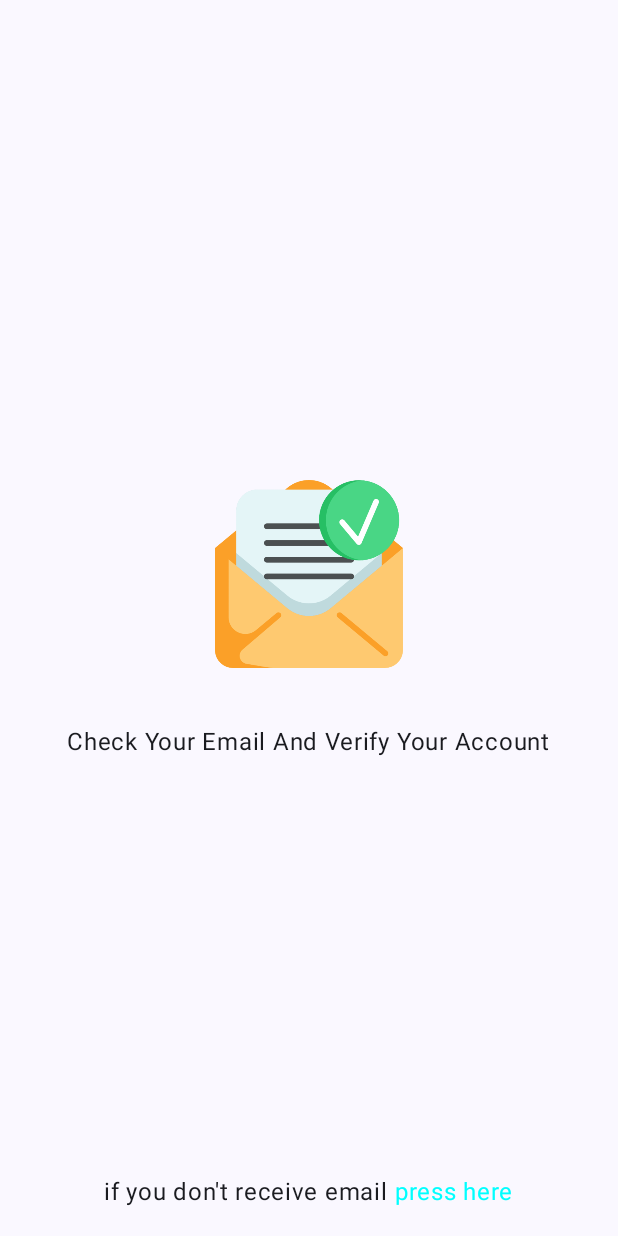
After one commit to AK2000YY/LearnArithmeticOperations, an Android app built with Jetpack Compose: the composable VerificationScreen called with empty values, on a phone screen of 412 x 824 dp. The commit adds this screen. Run offline under Robolectric (Android 15) with nearby library versions, the phone set to English and light mode, and no system bars; our stand-ins replace Dagger/Hilt's generated code, Firebase (no records; nobody signed in at launch, a user with empty details on screens opened directly).

Commit message:
I add a verify screen but i have a problem

```diff
--- a/app/src/main/java/com/example/learnarithmeticoperations/core/Constants.kt
+++ b/app/src/main/java/com/example/learnarithmeticoperations/core/Constants.kt
@@ -2,9 +2,11 @@ package com.example.learnarithmeticoperations.core
 
 object Constants {
     //Screens
+    const val SEND_OR_NOT = "sendOrNot"
     //register route
     const val REGISTER_ROUTE = "register route"
     const val WELCOME_SCREEN = "welcome screen"
+    const val VERIFICATION_SCREEN = "verification screen/{$SEND_OR_NOT}"
     const val LOGIN_OR_SIGNUP = "login or sign up"
     //my app route
 
--- a/app/src/main/java/com/example/learnarithmeticoperations/navigation/graphs/MyAppGraph.kt
+++ b/app/src/main/java/com/example/learnarithmeticoperations/navigation/graphs/MyAppGraph.kt
@@ -11,6 +11,8 @@ import androidx.navigation.NavGraphBuilder
 import androidx.navigation.NavHostController
 import androidx.navigation.compose.composable
 import androidx.navigation.compose.navigation
+import com.google.firebase.Firebase
+import com.google.firebase.auth.auth
 
 fun NavGraphBuilder.myAppGraph(
     navController: NavHostController
@@ -26,7 +28,7 @@ fun NavGraphBuilder.myAppGraph(
                 contentAlignment = Alignment.Center
             ) {
                Text(
-                   text = "Test Complete",
+                   text = Firebase.auth.currentUser?.displayName!!,
                    style = MaterialTheme.typography.bodyLarge,
                    fontSize = 40.sp
                )
--- a/app/src/main/java/com/example/learnarithmeticoperations/presentation/signupOrLogin/LoginOrSignupScreen.kt
+++ b/app/src/main/java/com/example/learnarithmeticoperations/presentation/signupOrLogin/LoginOrSignupScreen.kt
@@ -16,6 +16,7 @@ fun LoginOrSignupScreen(
     modifier: Modifier = Modifier,
     toMyApp: () -> Unit,
     closeApp: () -> Unit,
+    toVerifyScreen: () -> Unit,
     viewModel: LoginOrSignupViewModel = hiltViewModel()
 ) {
     Scaffold(
@@ -56,7 +57,9 @@ fun LoginOrSignupScreen(
             viewModel.showToast(LocalContext.current, e)
         }
         is Response.Success -> loginOrSignupResponse.apply {
-            toMyApp()
+            if(viewModel.methodType == "login")
+                toMyApp()
+            else toVerifyScreen()
         }
     }
 }
--- a/app/src/main/java/com/example/learnarithmeticoperations/presentation/signupOrLogin/LoginOrSignupViewModel.kt
+++ b/app/src/main/java/com/example/learnarithmeticoperations/presentation/signupOrLogin/LoginOrSignupViewModel.kt
@@ -36,6 +36,7 @@ class LoginOrSignupViewModel @Inject constructor(
     fun editPasswordSignup(value: String){ passwordSignup = value }
     var confirmPassword by mutableStateOf("")
     fun editConfirmPassword(value: String){ confirmPassword = value }
+    var methodType by mutableStateOf("login")
 
     fun toLoginOrSignupPart() {
         choosePart = ChoosePart.LoginOrSignup
@@ -50,12 +51,14 @@ class LoginOrSignupViewModel @Inject constructor(
     }
 
     fun login() = viewModelScope.launch {
+        methodType = "login"
         loginOrSignupResponse = Response.Loading(true)
         loginOrSignupResponse = repo.login(emailLogin, passwordLogin)
     }
 
     fun assertPassword() {
         loginOrSignupResponse = Response.Loading(true)
+        methodType = "signup"
         if(passwordSignup == confirmPassword){
             signup(userName, emailSignup, passwordSignup)
         }else {
--- /dev/null
+++ b/app/src/main/java/com/example/learnarithmeticoperations/presentation/verification/VerificationScreen.kt
@@ -0,0 +1,135 @@
+package com.example.learnarithmeticoperations.presentation.verification
+
+import android.util.Log
+import android.widget.Toast.LENGTH_LONG
+import android.widget.Toast.makeText
+import androidx.compose.foundation.Image
+import androidx.compose.foundation.clickable
+import androidx.compose.foundation.layout.Arrangement
+import androidx.compose.foundation.layout.Box
+import androidx.compose.foundation.layout.Column
+import androidx.compose.foundation.layout.Row
+import androidx.compose.foundation.layout.Spacer
+import androidx.compose.foundation.layout.fillMaxSize
+import androidx.compose.foundation.layout.fillMaxWidth
+import androidx.compose.foundation.layout.padding
+import androidx.compose.foundation.layout.size
+import androidx.compose.material3.MaterialTheme
+import androidx.compose.material3.Scaffold
+import androidx.compose.material3.Text
+import androidx.compose.runtime.Composable
+import androidx.compose.runtime.LaunchedEffect
+import androidx.compose.ui.Alignment
+import androidx.compose.ui.Modifier
+import androidx.compose.ui.graphics.Color
+import androidx.compose.ui.platform.LocalContext
+import androidx.compose.ui.res.painterResource
+import androidx.compose.ui.unit.dp
+import androidx.hilt.navigation.compose.hiltViewModel
+import com.example.learnarithmeticoperations.R
+import com.example.learnarithmeticoperations.presentation.signupOrLogin.compoonent.ProgressBar
+import com.example.learnarithmeticoperations.response.Response
+
+@Composable
+fun VerificationScreen(
+    modifier: Modifier = Modifier,
+    toMyApp: () -> Unit,
+    sendOrNot: String,
+    viewModel: VerificationViewModel = hiltViewModel()
+) {
+    LaunchedEffect(sendOrNot!="No") {
+        Log.d("ak2000yy", "from verification screen $sendOrNot")
+        if(sendOrNot != "No")
+            viewModel.verify()
+    }
+    Scaffold(
+        modifier = modifier
+    ) { padding ->
+        Verification(
+            modifier = Modifier
+                .fillMaxSize()
+                .padding(padding),
+            verify = { viewModel.verify() }
+        )
+    }
+    when(val verificationLoadingResponse = viewModel.verificationLoadingResponse) {
+        is Response.Loading ->
+            if(verificationLoadingResponse.t)
+                ProgressBar(
+                    modifier = Modifier
+                        .fillMaxSize()
+                )
+        is Response.Failure -> verificationLoadingResponse.apply {
+            makeText(LocalContext.current, verificationLoadingResponse.e, LENGTH_LONG).show()
+        }
+        is Response.Success -> verificationLoadingResponse.apply {
+                makeText(LocalContext.current, "message is sent", LENGTH_LONG).show()
+        }
+    }
+
+    if(viewModel.verificationResponse == Response.Success)
+        viewModel.verificationResponse.apply {
+            toMyApp()
+        }
+}
+
+@Composable
+fun Verification(
+    modifier: Modifier = Modifier,
+    verify: () -> Unit
+) {
+    Column(
+        modifier = modifier,
+        horizontalAlignment = Alignment.CenterHorizontally,
+        verticalArrangement = Arrangement.Center
+    ) {
+        Spacer(modifier = Modifier.weight(1f))
+        Image(
+            painter = painterResource(id = R.drawable.tick),
+            contentDescription = null,
+            modifier = Modifier
+                .padding(bottom = 40.dp)
+                .size(125.dp)
+        )
+        Text(
+            text = "Check Your Email And Verify Your Account",
+            style = MaterialTheme.typography.bodyLarge,
+        )
+        Box(
+            modifier = Modifier
+                .weight(1f)
+                .fillMaxWidth(),
+            contentAlignment = Alignment.BottomCenter
+        ) {
+            BottomBar(
+                modifier = Modifier
+                    .padding(bottom = 20.dp),
+                verify = { verify() }
+            )
+        }
+    }
+}
+
+@Composable
+fun BottomBar(
+    modifier: Modifier = Modifier,
+    verify: () -> Unit
+) {
+    Row(
+        modifier = modifier
+    ) {
+        Text(
+            text = "if you don't receive email ",
+            style = MaterialTheme.typography.bodyLarge
+        )
+        Text(
+            text = "press here",
+            style = MaterialTheme.typography.bodyLarge,
+            color = Color.Cyan,
+            modifier = Modifier
+                .clickable {
+                    verify()
+                }
+        )
+    }
+}
--- /dev/null
+++ b/app/src/main/java/com/example/learnarithmeticoperations/presentation/verification/VerificationViewModel.kt
@@ -0,0 +1,52 @@
+package com.example.learnarithmeticoperations.presentation.verification
+
+import android.util.Log
+import androidx.compose.runtime.getValue
+import androidx.compose.runtime.mutableStateOf
+import androidx.compose.runtime.setValue
+import androidx.lifecycle.ViewModel
+import androidx.lifecycle.viewModelScope
+import com.example.learnarithmeticoperations.repository.AuthRepository
+import com.example.learnarithmeticoperations.response.Response
+import dagger.hilt.android.lifecycle.HiltViewModel
+import kotlinx.coroutines.delay
+import kotlinx.coroutines.launch
+import javax.inject.Inject
+
+@HiltViewModel
+class VerificationViewModel @Inject constructor(
+    private val repo: AuthRepository
+): ViewModel() {
+    var verificationResponse by mutableStateOf<Response>(Response.Loading(false))
+        private set
+
+    var verificationLoadingResponse by mutableStateOf<Response>(Response.Loading(false))
+        private set
+
+    init {
+        reloadUserState()
+    }
+
+    private fun reloadUserState() = viewModelScope.launch {
+        verificationResponse = try {
+            while(repo.getAuthState()?.isEmailVerified == false) {
+                delay(3000)
+                Log.d("ak2000yy", "from viewModel ${repo.getAuthState()?.isEmailVerified}")
+                Response.Loading(true)
+            }
+            Response.Success
+        }catch(e: Exception) {
+            Response.Failure(e.message.toString())
+        }
+    }
+
+    fun verify() = viewModelScope.launch {
+        verificationLoadingResponse = try {
+            Response.Loading(true)
+            repo.verify()
+            Response.Success
+        }catch(e: Exception) {
+            Response.Failure(e.message.toString())
+        }
+    }
+}
--- a/app/src/main/java/com/example/learnarithmeticoperations/presentation/welcome/WelcomeScreen.kt
+++ b/app/src/main/java/com/example/learnarithmeticoperations/presentation/welcome/WelcomeScreen.kt
@@ -13,6 +13,7 @@ import kotlinx.coroutines.delay
 fun WelcomeScreen(
     navToSignupOrLogin: () -> Unit,
     navToMyApp: () -> Unit,
+    navToVerification: () -> Unit,
     modifier: Modifier = Modifier,
     viewModel: WelcomeViewModel = hiltViewModel()
 ) {
@@ -27,10 +28,10 @@ fun WelcomeScreen(
 
     LaunchedEffect(true) {
         delay(2000)
-        println("ak2000000000000y0y0y00y0y0yy0")
         when(viewModel.welcomeStatus) {
             Response.Success -> navToMyApp()
             Response.Failure("No User") -> navToSignupOrLogin()
+            Response.Loading(true) -> navToVerification()
             else -> {}
         }
     }
--- a/app/src/main/java/com/example/learnarithmeticoperations/repository/AuthRepository.kt
+++ b/app/src/main/java/com/example/learnarithmeticoperations/repository/AuthRepository.kt
@@ -4,6 +4,7 @@ import com.example.learnarithmeticoperations.response.Response
 import com.example.learnarithmeticoperations.response.Response.Success
 import com.example.learnarithmeticoperations.response.Response.Failure
 import com.google.firebase.auth.FirebaseAuth
+import com.google.firebase.auth.FirebaseUser
 import com.google.firebase.auth.userProfileChangeRequest
 import kotlinx.coroutines.tasks.await
 import javax.inject.Inject
@@ -14,8 +15,8 @@ class AuthRepository @Inject constructor(
     private val auth: FirebaseAuth
 ) {
 
-    fun getAuthState(): Boolean =
-        auth.currentUser != null
+    fun getAuthState(): FirebaseUser? =
+        auth.currentUser
 
     suspend fun signUp(
         userName: String,
@@ -34,6 +35,14 @@ class AuthRepository @Inject constructor(
             Failure(e.message.toString())
         }
 
+    suspend fun verify(): Response =
+        try {
+            auth.currentUser?.sendEmailVerification()?.await()
+            Success
+        }catch(e: Exception) {
+            Failure(e.message.toString())
+        }
+
     suspend fun login(
         email: String,
         password: String
@@ -44,5 +53,4 @@ class AuthRepository @Inject constructor(
         }catch(e: Exception) {
             Failure(e.message.toString())
         }
-
 }
```
Also changed, not shown: app/src/main/java/com/example/learnarithmeticoperations/navigation/Screen.kt (+7 -1 lines), app/src/main/java/com/example/learnarithmeticoperations/navigation/graphs/RegisterGraph.kt (+34 -3 lines), app/src/main/java/com/example/learnarithmeticoperations/presentation/welcome/WelcomeViewModel.kt (+5 -2 lines), app/src/main/res/drawable/tick.png (added).
